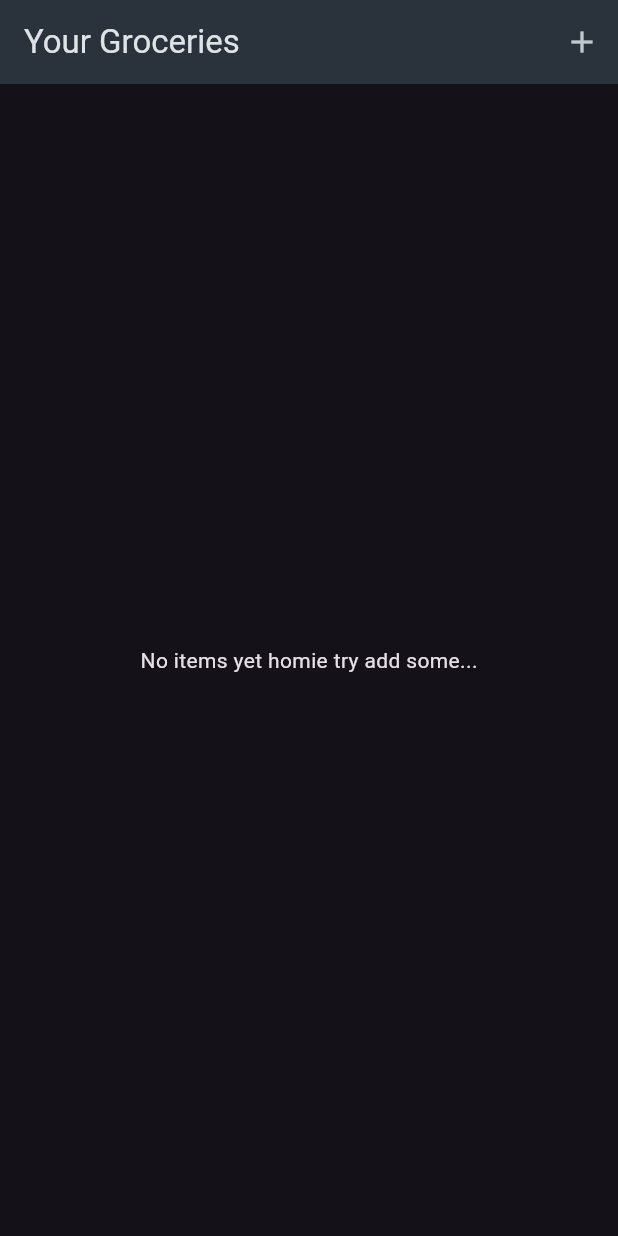
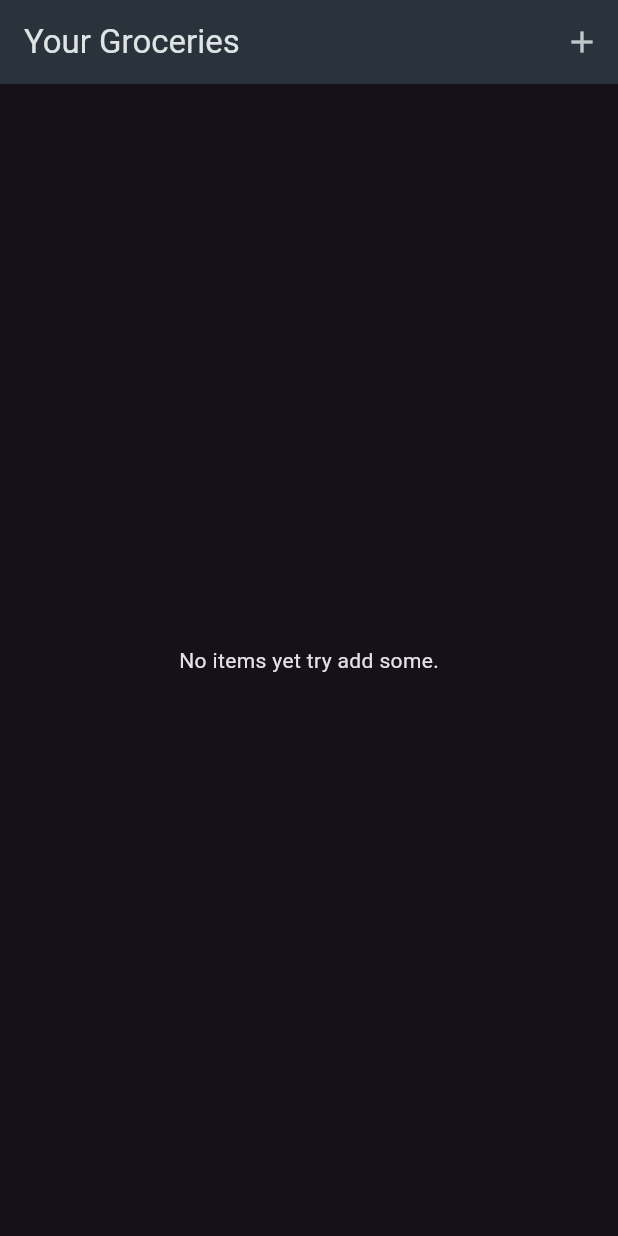
Before and after one commit to ragibShahariar/ShoppingListApp, a Flutter app: the screen it shows after launch, on a phone screen of 412 x 824 dp. Run offline on Flutter 3.47's test engine with Material 3 defaults, Android fonts, the phone set to English and light mode, and no system bars.

Commit message:
blank page text added

```diff
--- a/lib/screens/grocery_list_screen.dart
+++ b/lib/screens/grocery_list_screen.dart
@@ -18,7 +18,7 @@ class _GroceryListScreenState extends State<GroceryListScreen> {
     Widget screenContent;
     if (items.isEmpty) {
       screenContent = const Center(
-        child: Text('No items yet homie try add some...'),
+        child: Text('No items yet try add some.'),
       );
     } else {
       screenContent = ListView.builder(
```
